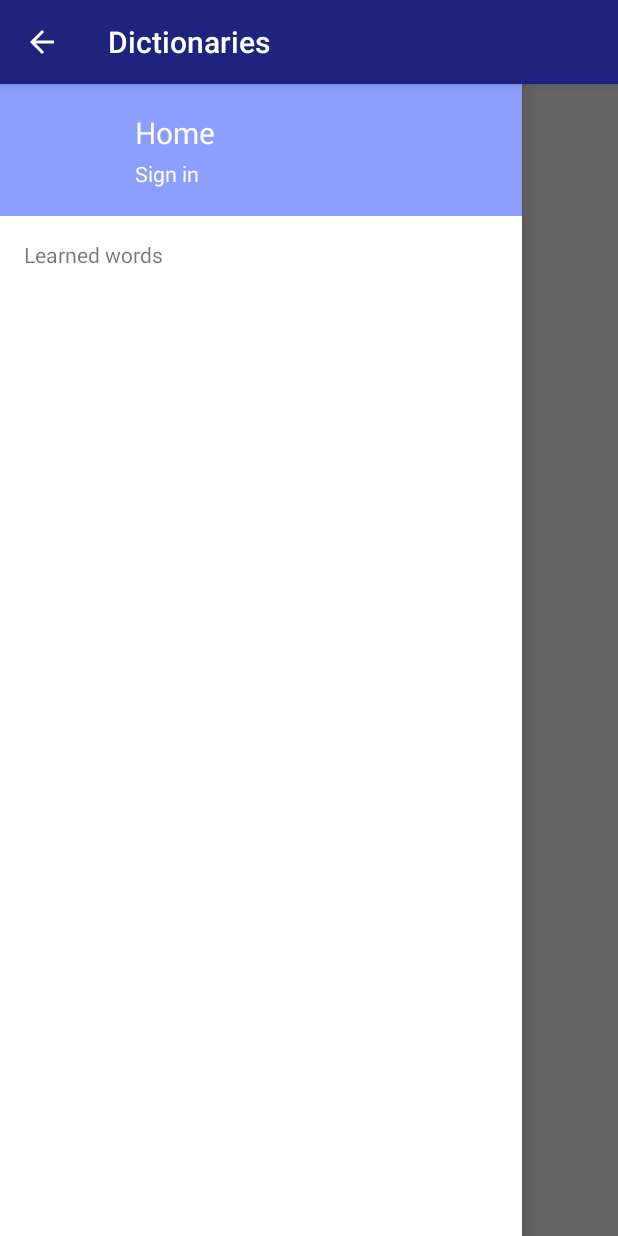
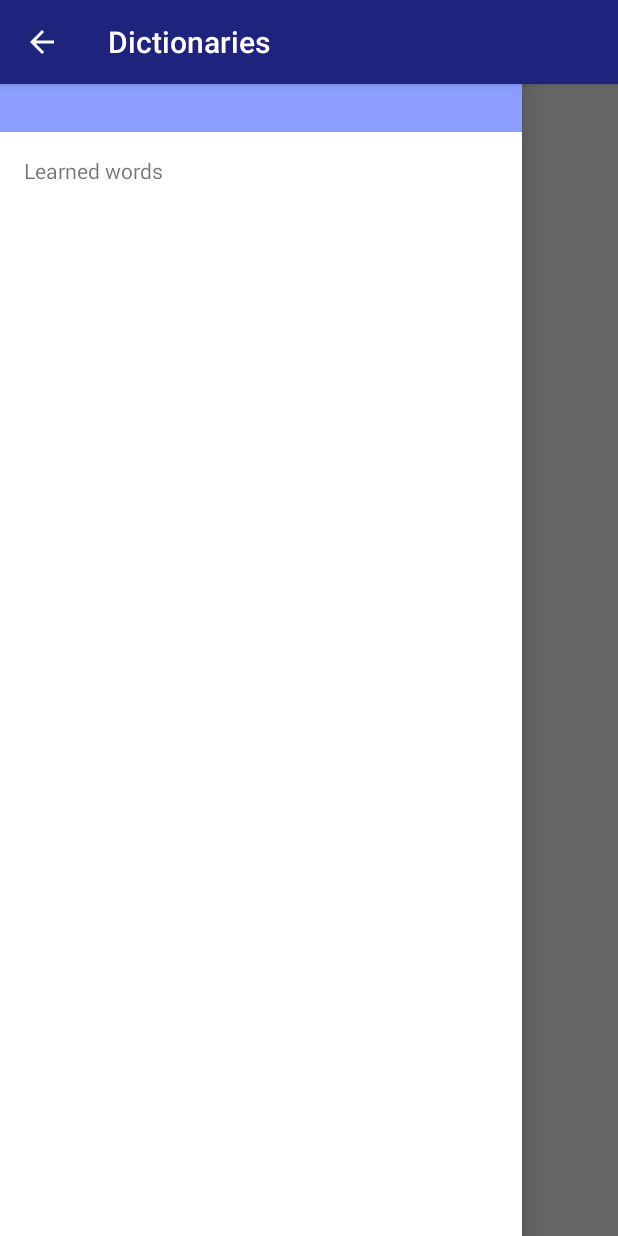
Before and after one commit to vbevans94/reades, an Android app: the screen it shows after launch (DictionariesActivity), with the side drawer open, on a phone screen of 412 x 824 dp. Run offline under Robolectric (Android 15) with nearby library versions, the phone set to English and light mode, and no system bars; our stand-ins replace ButterKnife, Dagger/Hilt's generated code; libraries missing offline, so code that uses them is left out: com.orm; 12 statements that could not run were skipped.

```diff
--- a/app/src/main/java/ua/org/cofriends/reades/ui/basic/BaseActivity.java
+++ b/app/src/main/java/ua/org/cofriends/reades/ui/basic/BaseActivity.java
@@ -3,7 +3,7 @@ package ua.org.cofriends.reades.ui.basic;
 import android.content.Context;
 import android.content.Intent;
 import android.os.Bundle;
-import android.support.v7.app.ActionBarActivity;
+import android.support.v7.app.AppCompatActivity;
 import android.view.MenuItem;
 import android.view.View;
 import android.view.ViewGroup;
@@ -23,16 +23,12 @@ import ua.org.cofriends.reades.R;
 import ua.org.cofriends.reades.ui.dictionaries.DictionariesActivity;
 import ua.org.cofriends.reades.ui.words.WordsDrawerView;
 import ua.org.cofriends.reades.utils.BusUtils;
-import ua.org.cofriends.reades.utils.GoogleApi;
 
-public class BaseActivity extends ActionBarActivity {
+public class BaseActivity extends AppCompatActivity {
 
     FrameLayout layoutContainer;
 
     private ObjectGraph objectGraph;
-
-    @Inject
-    GoogleApi googleApi;
 
     @Inject
     DrawerToggle drawerToggle;
@@ -114,28 +110,6 @@ public class BaseActivity extends ActionBarActivity {
     }
 
     @Override
-    protected void onActivityResult(int requestCode, int resultCode, Intent data) {
-        super.onActivityResult(requestCode, resultCode, data);
-
-        if (requestCode == GoogleApi.RC_SIGN_IN) {
-            if (resultCode == RESULT_OK) {
-                googleApi.connect();
-            } else {
-                googleApi.cancel();
-            }
-        }
-    }
-
-    @SuppressWarnings("unused")
-    @Subscribe
-    public void onHome(WordsDrawerView.HomeEvent event) {
-        if (getClass() != DictionariesActivity.class) {
-            startActivity(new Intent(this, DictionariesActivity.class)
-                    .addFlags(Intent.FLAG_ACTIVITY_CLEAR_TASK));
-        }
-    }
-
-    @Override
     protected void onStart() {
         super.onStart();
 
--- a/app/src/main/java/ua/org/cofriends/reades/ui/read/PageView.java
+++ b/app/src/main/java/ua/org/cofriends/reades/ui/read/PageView.java
@@ -1,7 +1,6 @@
 package ua.org.cofriends.reades.ui.read;
 
 import android.content.Context;
-import android.support.v4.view.ViewConfigurationCompat;
 import android.text.method.LinkMovementMethod;
 import android.util.AttributeSet;
 import android.view.MotionEvent;
--- a/app/src/main/java/ua/org/cofriends/reades/ui/words/WordsDrawerView.java
+++ b/app/src/main/java/ua/org/cofriends/reades/ui/words/WordsDrawerView.java
@@ -1,7 +1,6 @@
 package ua.org.cofriends.reades.ui.words;
 
 import android.content.Context;
-import android.content.IntentSender;
 import android.content.res.Configuration;
 import android.graphics.Bitmap;
 import android.graphics.BitmapFactory;
@@ -12,8 +11,6 @@ import android.widget.LinearLayout;
 import android.widget.ListView;
 import android.widget.TextView;
 
-import com.google.android.gms.common.api.GoogleApiClient;
-import com.google.android.gms.plus.Plus;
 import com.squareup.otto.Subscribe;
 
 import javax.inject.Inject;
@@ -30,21 +27,11 @@ import ua.org.cofriends.reades.ui.basic.DrawerToggle;
 import ua.org.cofriends.reades.ui.basic.tools.CircleTransform;
 import ua.org.cofriends.reades.ui.basic.tools.FillTransform;
 import ua.org.cofriends.reades.utils.BusUtils;
-import ua.org.cofriends.reades.utils.GoogleApi;
 
 public class WordsDrawerView extends LinearLayout {
 
     @InjectView(R.id.list_words)
     ListView listWords;
-
-    @InjectView(R.id.text_account_name)
-    TextView textAccountName;
-
-    @InjectView(R.id.image_account)
-    ImageView imageAccount;
-
-    @Inject
-    GoogleApi googleApi;
 
     @Inject
     DrawerToggle drawerToggle;
@@ -79,10 +66,6 @@ public class WordsDrawerView extends LinearLayout {
         BaseActivity.get(getContext()).inject(this);
 
         listWords.setEmptyView(findViewById(R.id.text_empty));
-        Bitmap icon = BitmapFactory.decodeResource(getResources(), R.drawable.ic_action_person);
-        icon = new FillTransform(getResources().getColor(R.color.white)).transform(icon);
-        icon = new CircleTransform().transform(icon);
-        imageAccount.setImageBitmap(icon);
 
         post(new Runnable() {
             @Override
@@ -91,29 +74,9 @@ public class WordsDrawerView extends LinearLayout {
             }
         });
 
-        googleApi.connect();
-
         SavedWordsService.loadList(getContext());
 
         BusUtils.register(this);
-    }
-
-    @OnClick(R.id.image_account)
-    @SuppressWarnings("unused")
-    void onAccountImageClicked() {
-        googleApi.manualConnect();
-    }
-
-    @OnClick(R.id.text_account_name)
-    @SuppressWarnings("unused")
-    void onAccountNameClicked() {
-        googleApi.manualConnect();
-    }
-
-    @OnClick(R.id.layout_home)
-    @SuppressWarnings("unused")
-    void onHomeClicked() {
-        BusUtils.post(new HomeEvent());
     }
 
     @Override
@@ -127,7 +90,6 @@ public class WordsDrawerView extends LinearLayout {
     protected void onDetachedFromWindow() {
         super.onDetachedFromWindow();
 
-        googleApi.disconnect();
         BusUtils.unregister(this);
     }
 
@@ -149,25 +111,4 @@ public class WordsDrawerView extends LinearLayout {
     public void onWordRemove(Word.RemoveEvent event) {
         SavedWordsService.delete(getContext(), event.getData());
     }
-
-    @SuppressWarnings("unused")
-    @Subscribe
-    public void onGoogleConnected(GoogleApi.ConnectedEvent event) {
-        GoogleApiClient client = event.getData();
-        googleApi.loadImage(imageAccount);
-        textAccountName.setText(Plus.AccountApi.getAccountName(client));
-    }
-
-    @SuppressWarnings("unused")
-    @Subscribe
-    public void onConnectionFailed(GoogleApi.ConnectionFailedEvent event) {
-        try {
-            BaseActivity.get(getContext()).startIntentSenderForResult(event.getData().getResolution().getIntentSender(),
-                    GoogleApi.RC_SIGN_IN, null, 0, 0, 0);
-        } catch (IntentSender.SendIntentException e) {
-            googleApi.connect();
-        }
-    }
-
-    public static class HomeEvent {}
 }
--- /dev/null
+++ b/app/src/main/res/layout/dialog_page.xml
@@ -0,0 +1,6 @@
+<?xml version="1.0" encoding="utf-8"?>
+<EditText xmlns:android="http://schemas.android.com/apk/res/android"
+    android:id="@+id/edit_page"
+    android:layout_width="match_parent"
+    android:layout_height="wrap_content"
+    android:inputType="number" />
--- a/app/src/main/res/layout/words_drawer_view.xml
+++ b/app/src/main/res/layout/words_drawer_view.xml
@@ -3,50 +3,10 @@
 <merge xmlns:android="http://schemas.android.com/apk/res/android"
     xmlns:tools="http://schemas.android.com/tools">
 
-    <RelativeLayout
-        android:id="@+id/layout_home"
+    <View
         android:layout_width="match_parent"
-        android:layout_height="88dp"
-        android:background="@color/light_indigo"
-        android:orientation="horizontal">
-
-        <ImageView
-            android:id="@+id/image_account"
-            android:layout_width="@dimen/item_icon_size"
-            android:layout_height="@dimen/item_icon_size"
-            android:layout_centerVertical="true"
-            android:layout_gravity="center_vertical"
-            android:layout_margin="@dimen/root_margin"
-            android:contentDescription="@string/description_account_image"
-            android:scaleType="center"
-            tools:showIn="@layout/item" />
-
-        <LinearLayout
-            android:layout_width="match_parent"
-            android:layout_height="wrap_content"
-            android:layout_centerVertical="true"
-            android:layout_toRightOf="@id/image_account"
-            android:orientation="vertical">
-
-            <ua.org.cofriends.reades.ui.basic.BaseTextView
-                android:layout_width="match_parent"
-                android:layout_height="wrap_content"
-                android:padding="2dp"
-                android:text="@string/title_home"
-                android:textColor="@color/white"
-                android:textSize="@dimen/text_large" />
-
-            <ua.org.cofriends.reades.ui.basic.BaseTextView
-                android:id="@+id/text_account_name"
-                android:layout_width="match_parent"
-                android:layout_height="wrap_content"
-                android:padding="2dp"
-                android:text="@string/title_sign_in"
-                android:textColor="@color/white"
-                android:textSize="@dimen/text_small"
-                tools:text="Open" />
-        </LinearLayout>
-    </RelativeLayout>
+        android:layout_height="32dp"
+        android:background="@color/light_indigo" />
 
     <ua.org.cofriends.reades.ui.basic.BaseTextView
         android:id="@+id/text_title"
--- a/app/src/main/res/values/strings.xml
+++ b/app/src/main/res/values/strings.xml
@@ -43,5 +43,7 @@
     <string name="title_delete">Delete</string>
     <string name="title_file_picker">Open file</string>
     <string name="message_access_denied">Access denied</string>
+    <string name="hint_enter_page">Enter page between 1 and %d</string>
+    <string name="message_invalid_page">Invalid page</string>
 
 </resources>
```
Also changed, not shown: app/build.gradle (+8 -8 lines), app/src/main/java/ua/org/cofriends/reades/ui/read/ReadActivity.java (+31 -0 lines), app/src/main/java/ua/org/cofriends/reades/utils/GoogleApi.java (deleted, +0 -120 lines), 1 other file.
